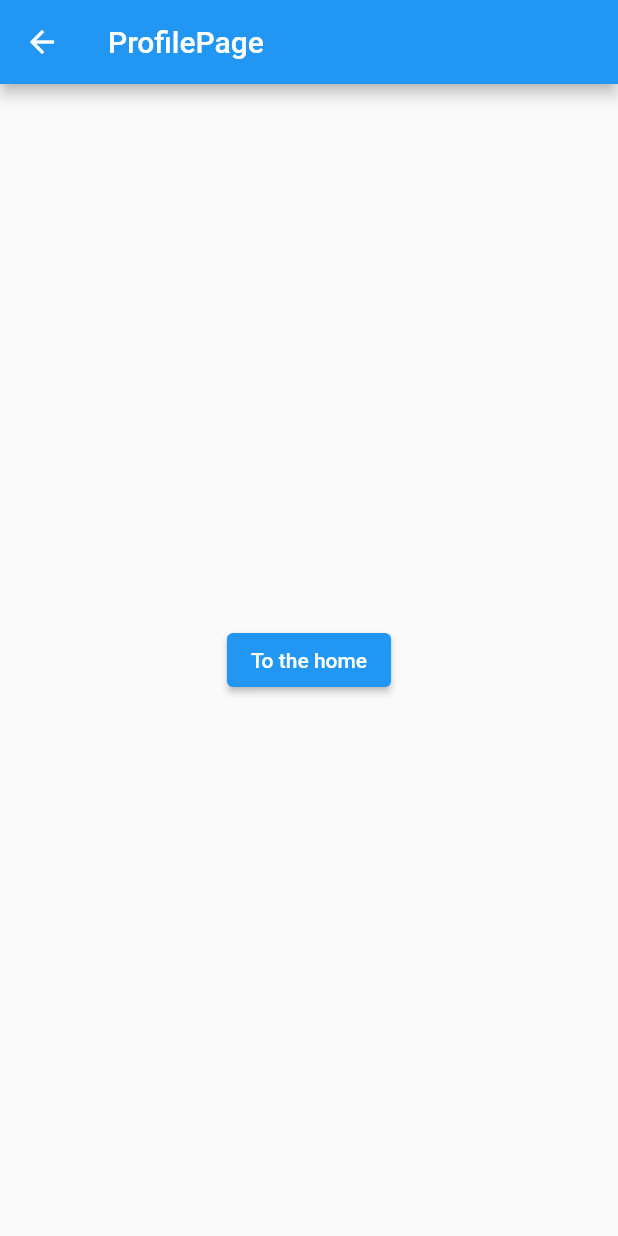
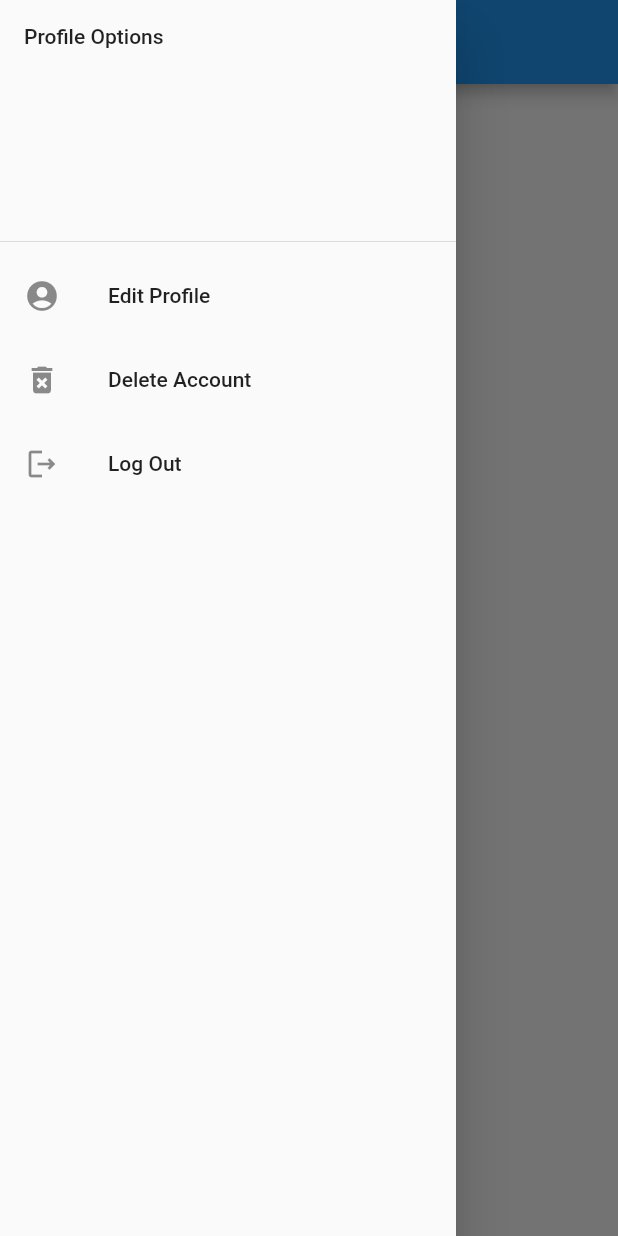
Before and after one commit to MarichenK/Biomedical-Technologies, a Flutter app: the ProfilePage screen opened directly, with the side drawer open (before the commit the screen has no drawer), on a phone screen of 412 x 824 dp. Run offline on Flutter 3.47's test engine with Material 2 defaults, Android fonts, the phone set to English and light mode, and no system bars.

Commit message:
Edit_1_editProfileBasics

```diff
--- a/agri_fit/lib/screens/profilePage.dart
+++ b/agri_fit/lib/screens/profilePage.dart
@@ -1,4 +1,5 @@
 import 'package:flutter/material.dart';
+import 'package:agri_fit/screens/EditProfilePage.dart';
 
 class ProfilePage extends StatelessWidget {
   const ProfilePage({Key? key}) : super(key: key);
@@ -22,6 +23,31 @@ class ProfilePage extends StatelessWidget {
           },
         ),
       ),
+      drawer: Drawer(
+        child: ListView(
+          padding: EdgeInsets.zero,
+          children: [
+            const DrawerHeader(child: Text('Profile Options')),
+            ListTile(
+              leading: Icon(Icons.account_circle_rounded),
+              title: const Text('Edit Profile'),
+              onTap: () {
+                Navigator.push(context, MaterialPageRoute(builder: (context) => EditProfilePage()));
+              },
+            ),
+            ListTile(
+              leading: Icon(Icons.delete_forever),
+              title: const Text('Delete Account'),
+              //Slett bruker
+            ),
+            ListTile(
+              leading: Icon(Icons.logout_outlined),
+              title: const Text('Log Out'),
+              //Logg ut
+            )
+          ],
+        ),
+      ),
     );
   } //build
 
```
Also changed, not shown: agri_fit/analysis_options.yaml (+15 -0 lines), agri_fit/lib/screens/EditProfilePage.dart (added, +28 -0 lines), agri_fit/pubspec.lock, 1 other file.
